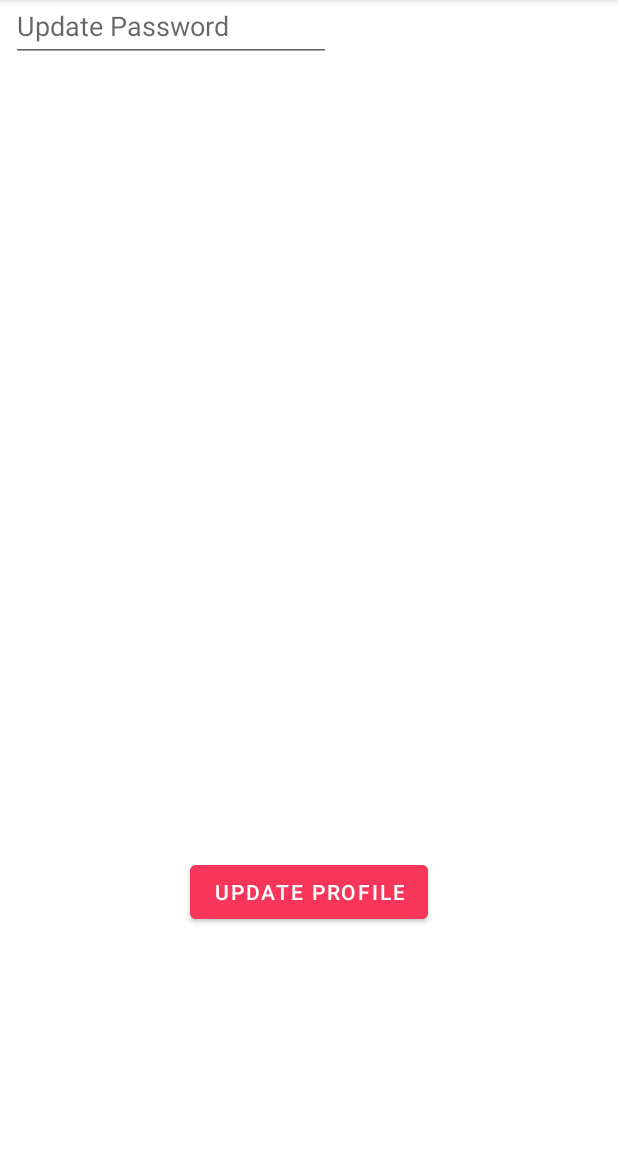
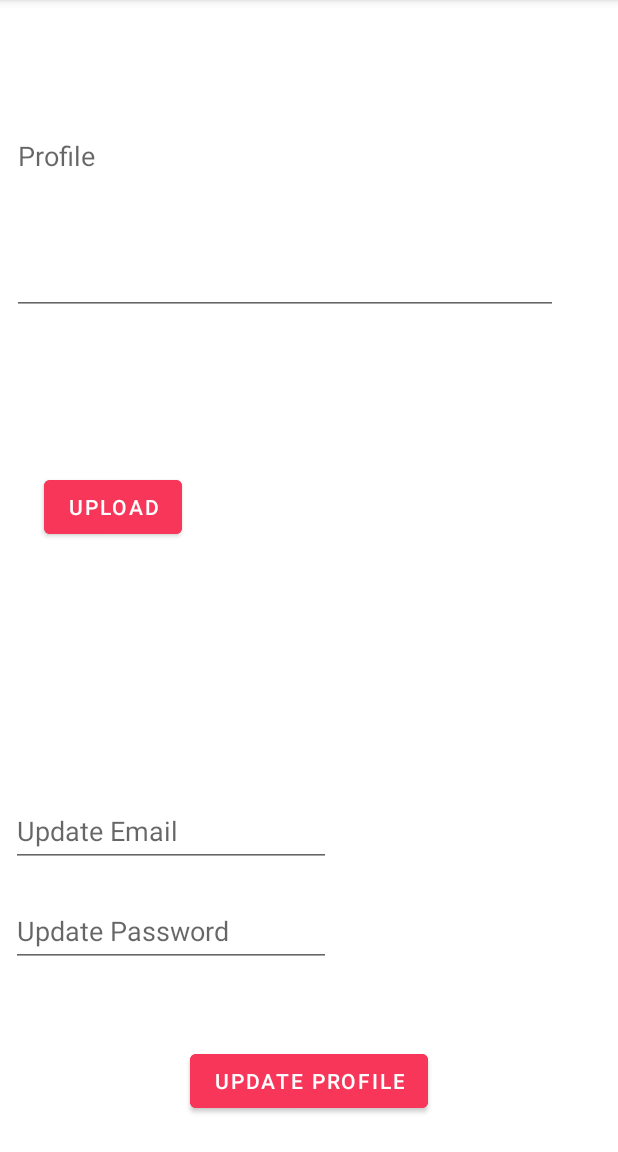
Before and after one commit to morettiamye/petfriendr, an Android app: the EditProfileActivity screen opened directly, with no data from a screen before it, on a phone screen of 412 x 824 dp, the part 84-1236 px from its top. Run offline under Robolectric (Android 15) with nearby library versions, the phone set to English and light mode, and no system bars.

Commit message:
changed EditProfileActivity.java to display

```diff
--- a/app/src/main/java/com/depaul/se491/petfriendr/EditProfileActivity.java
+++ b/app/src/main/java/com/depaul/se491/petfriendr/EditProfileActivity.java
@@ -78,13 +78,13 @@ public class EditProfileActivity extends AppCompatActivity {
         textMessage = findViewById(EDIT_TEXT_MESSAGE);
         imageProfile = findViewById(IMAGE_VIEW_PROFILE);
         buttonSubmit = findViewById(BUTTON_SUBMIT);
-        assert textYourName != null;
-        assert textPetName != null;
-        assert textPetAge != null;
-        assert textLocation != null;
-        assert textMessage != null;
-        assert imageProfile != null;
-        assert buttonSubmit != null;
+//        assert textYourName != null;
+//        assert textPetName != null;
+//        assert textPetAge != null;
+//        assert textLocation != null;
+//        assert textMessage != null;
+//        assert imageProfile != null;
+//        assert buttonSubmit != null;
 
         // Register image capture activity callback
         cameraLauncher = registerForActivityResult(
@@ -95,10 +95,10 @@ public class EditProfileActivity extends AppCompatActivity {
                 this::handleGalleryResult);
 
         // Add image click listener
-        imageProfile.setOnClickListener(view -> showDialogGetProfileImage());
+       // imageProfile.setOnClickListener(view -> showDialogGetProfileImage());
 
         // Add button click listener
-        buttonSubmit.setOnClickListener(view -> showDialogSaveChanges());
+        //buttonSubmit.setOnClickListener(view -> showDialogSaveChanges());
     }
 
     private void showDialogGetProfileImage() {
--- a/app/src/main/java/com/depaul/se491/petfriendr/models/Comment.java
+++ b/app/src/main/java/com/depaul/se491/petfriendr/models/Comment.java
@@ -14,10 +14,11 @@ public class Comment {
     private String userName;
     private String comment;
     private String timestamp;
+    private  String receivedUserName;
 
     public Comment(){}
 
-    public Comment(FirebaseUser user, String comment) {
+    public Comment(FirebaseUser user, String comment, String receivedUserName) {
         this.userId = user.getUid();
         this.userName = user.getDisplayName();
         if (TextUtils.isEmpty(this.userName)) {
@@ -28,6 +29,7 @@ public class Comment {
         SimpleDateFormat dateFormat = new SimpleDateFormat("yyyy-MM-dd HH:mm:ss");
         String millisInString  = dateFormat.format(new Date());
         this.timestamp = millisInString;
+        this.receivedUserName = receivedUserName;
     }
 
     public String getUserId() {
@@ -45,4 +47,8 @@ public class Comment {
     public String getTimestamp() {
         return timestamp;
     }
+
+    public String getReceivedUserName() {
+        return receivedUserName;
+    }
 }
--- a/app/src/main/res/layout/activity_edit_profile.xml
+++ b/app/src/main/res/layout/activity_edit_profile.xml
@@ -94,21 +94,21 @@
         <EditText
             android:id="@+id/editProfile_textField"
             android:layout_width="364dp"
-            android:layout_height="248dp"
+            android:layout_height="0dp"
             android:layout_marginStart="12dp"
-            android:layout_marginTop="28dp"
+            android:layout_marginTop="89dp"
             android:layout_marginEnd="45dp"
-            android:layout_marginBottom="13dp"
+            android:layout_marginBottom="308dp"
             android:autofillHints=""
             android:ems="10"
             android:hint="@string/profile"
             android:inputType="textPersonName"
             android:singleLine="false"
-            app:layout_constraintBottom_toTopOf="@+id/userProfilePic_imageView"
+            app:layout_constraintBottom_toTopOf="@+id/updateEmail_textField"
             app:layout_constraintEnd_toEndOf="parent"
             app:layout_constraintHorizontal_bias="1.0"
             app:layout_constraintStart_toStartOf="parent"
-            app:layout_constraintTop_toBottomOf="@+id/editProfileName_textField" />
+            app:layout_constraintTop_toTopOf="parent" />
 
         <ImageView
             android:id="@+id/userProfilePic_imageView"
@@ -128,17 +128,19 @@
             android:id="@+id/updateEmail_textField"
             android:layout_width="wrap_content"
             android:layout_height="wrap_content"
+            android:layout_marginBottom="184dp"
             android:autofillHints=""
             android:ems="10"
             android:hint="@string/update_email"
             android:inputType="textEmailAddress"
             android:minHeight="48dp"
             android:singleLine="true"
+            app:layout_constraintBottom_toBottomOf="parent"
             app:layout_constraintEnd_toEndOf="parent"
             app:layout_constraintHorizontal_bias="0.056"
             app:layout_constraintStart_toStartOf="parent"
-            tools:ignore="TextContrastCheck"
-            tools:layout_editor_absoluteY="646dp" />
+            app:layout_constraintTop_toBottomOf="@+id/editProfile_textField"
+            tools:ignore="TextContrastCheck" />
 
         <Button
             android:id="@+id/button2"
```
